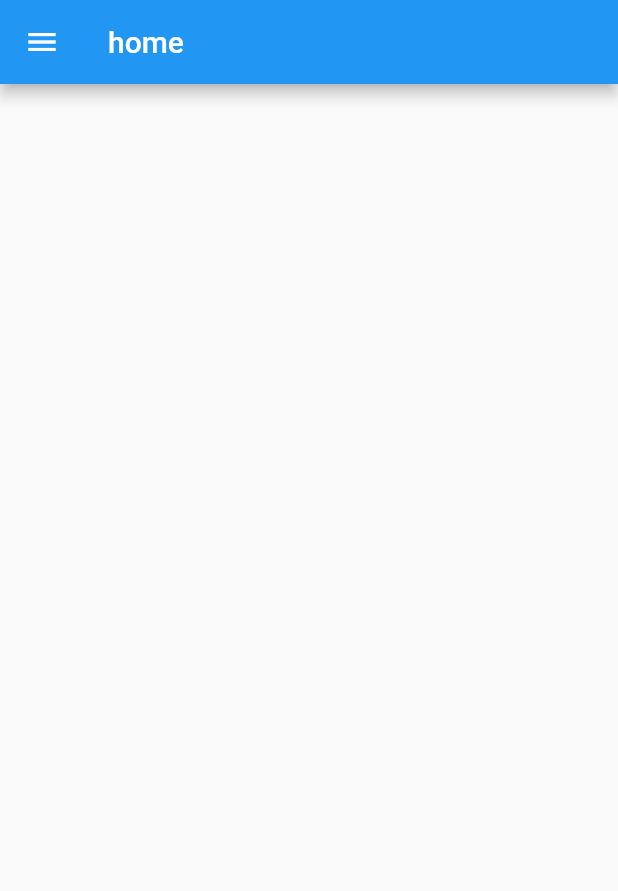
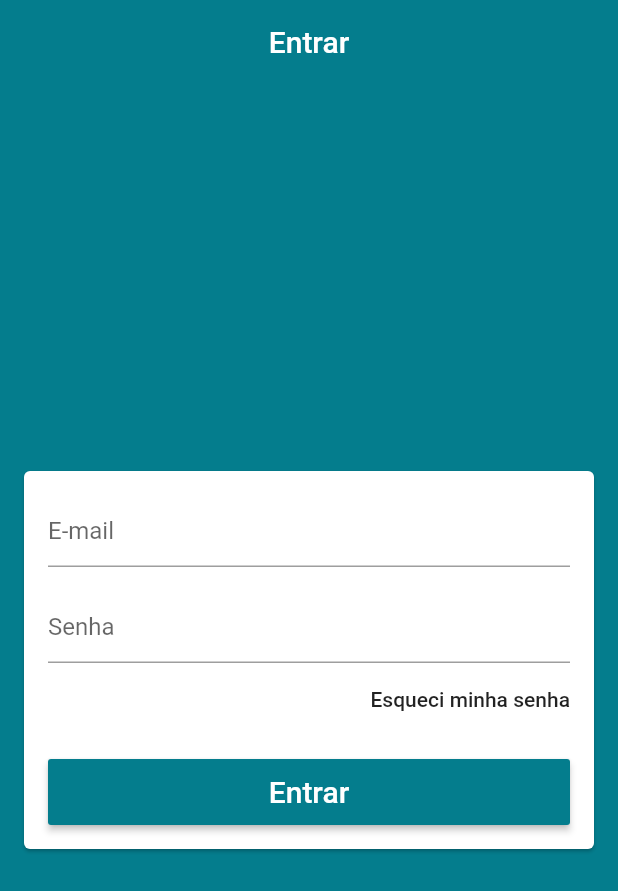
Before and after one commit to Dandy27/flutter-loja-virtual, a Flutter app: the screen it shows after launch, on a phone screen of 412 x 824 dp. Shown: the top 891 px of the screen. Run offline on Flutter 3.47's test engine with Material 2 defaults, Android fonts, the phone set to English and light mode, and no system bars; our stand-ins replace cloud_firestore; accounts and stored records are empty.

Commit message:
Criando tela de login ok

```diff
--- a/loja_virtual/lib/commom/drawer/drawer_tile.dart
+++ b/loja_virtual/lib/commom/drawer/drawer_tile.dart
@@ -3,24 +3,21 @@ import 'package:loja_virtual/models/page_manager.dart';
 import 'package:provider/provider.dart';
 
 class DrawerTile extends StatelessWidget {
-
   final IconData iconData;
   final String title;
   final int page;
 
-  const DrawerTile({Key key, this.iconData, this.title, this.page}) : super(key: key);
-
-
+  const DrawerTile({Key key, this.iconData, this.title, this.page})
+      : super(key: key);
 
   @override
   Widget build(BuildContext context) {
     final int curPage = context.watch<PageManager>().page;
+    final Color primaryColor = Theme.of(context).primaryColor;
 
     return InkWell(
-      onTap: (){
+      onTap: () {
         context.read<PageManager>().setPage(page);
-
-
       },
       child: SizedBox(
         height: 60,
@@ -31,13 +28,14 @@ class DrawerTile extends StatelessWidget {
               child: Icon(
                 iconData,
                 size: 32,
-                color: curPage == page ? Colors.red :  Colors.grey[700],
+                color: curPage == page ? primaryColor : Colors.grey[700],
               ),
             ),
-            Text(title,
+            Text(
+              title,
               style: TextStyle(
-                fontSize: 16,
-                color: curPage == page ? Colors.red :  Colors.grey[700],
+                fontSize: 20,
+                color: curPage == page ? primaryColor : Colors.grey[700],
               ),
             )
           ],
--- a/loja_virtual/lib/main.dart
+++ b/loja_virtual/lib/main.dart
@@ -4,7 +4,6 @@ import 'package:loja_virtual/screens/base/base_screen.dart';
 
 void main() async {
   runApp(MyApp());
-
 }
 
 class MyApp extends StatelessWidget {
@@ -14,7 +13,12 @@ class MyApp extends StatelessWidget {
       title: 'RR BEBIDAS',
       debugShowCheckedModeBanner: false,
       theme: ThemeData(
-        primarySwatch: Colors.blue,
+        primaryColor: const Color.fromARGB(255, 4, 125, 141),
+        scaffoldBackgroundColor: const Color.fromARGB(255, 4, 125, 141),
+        appBarTheme: const AppBarTheme(
+          elevation: 0
+
+        ),
         visualDensity: VisualDensity.adaptivePlatformDensity,
       ),
       home: BaseScreen(),
--- a/loja_virtual/lib/screens/base/base_screen.dart
+++ b/loja_virtual/lib/screens/base/base_screen.dart
@@ -1,6 +1,7 @@
 import 'package:flutter/material.dart';
 import 'package:loja_virtual/commom/drawer/custom_drawer.dart';
 import 'package:loja_virtual/models/page_manager.dart';
+import 'package:loja_virtual/screens/login/login_screen.dart';
 import 'package:provider/provider.dart';
 
 class BaseScreen extends StatelessWidget {
@@ -14,12 +15,13 @@ class BaseScreen extends StatelessWidget {
       child: PageView(
         controller: pageController,
         children: [
-          Scaffold(
-            drawer: CustomDrawer(),
-            appBar: AppBar(
-              title: const Text('home'),
-            ),
-          ),
+          LoginScreen(),
+          // Scaffold(
+          //   drawer: CustomDrawer(),
+          //   appBar: AppBar(
+          //     title: const Text('home'),
+          //   ),
+          // ),
           Scaffold(
             drawer: CustomDrawer(),
             appBar: AppBar(
--- /dev/null
+++ b/loja_virtual/lib/screens/login/login_screen.dart
@@ -0,0 +1,60 @@
+import 'package:flutter/material.dart';
+
+class LoginScreen extends StatelessWidget {
+  @override
+  Widget build(BuildContext context) {
+    return Scaffold(
+      appBar: AppBar(
+        title: const Text('Entrar'),
+        centerTitle: true,
+      ),
+      body: Center(
+        child: Card(
+          margin: const EdgeInsets.symmetric(horizontal: 16),
+          child: ListView(
+            padding: const EdgeInsets.all(16),
+            shrinkWrap: true,
+            children: [
+              TextFormField(
+                decoration: const InputDecoration(hintText: 'E-mail'),
+                keyboardType: TextInputType.emailAddress,
+                autocorrect: false,
+                validator: (email) {
+                  return null;
+                },
+              ),
+              const SizedBox(height: 16),
+              TextFormField(
+                decoration: const InputDecoration(hintText: 'Senha'),
+                autocorrect: false,
+                obscureText: true,
+                validator: (pass) {
+                  if (pass.isEmpty || pass.length < 6) return 'Senha inválida';
+                  return null;
+                },
+              ),
+              Align(
+                alignment: Alignment.centerRight,
+                child: FlatButton(
+                  onPressed: () {},
+                  padding: EdgeInsets.zero,
+                  child: const Text('Esqueci minha senha'),
+                ),
+              ),
+              const SizedBox(height: 16),
+              SizedBox(
+                height: 44,
+                child: RaisedButton(
+                  onPressed: () {},color: Theme.of(context).primaryColor,
+                  textColor: Colors.white,
+                  child: const Text('Entrar',
+                  style: TextStyle(fontSize: 20),),
+                ),
+              )
+            ],
+          ),
+        ),
+      ),
+    );
+  }
+}
```
